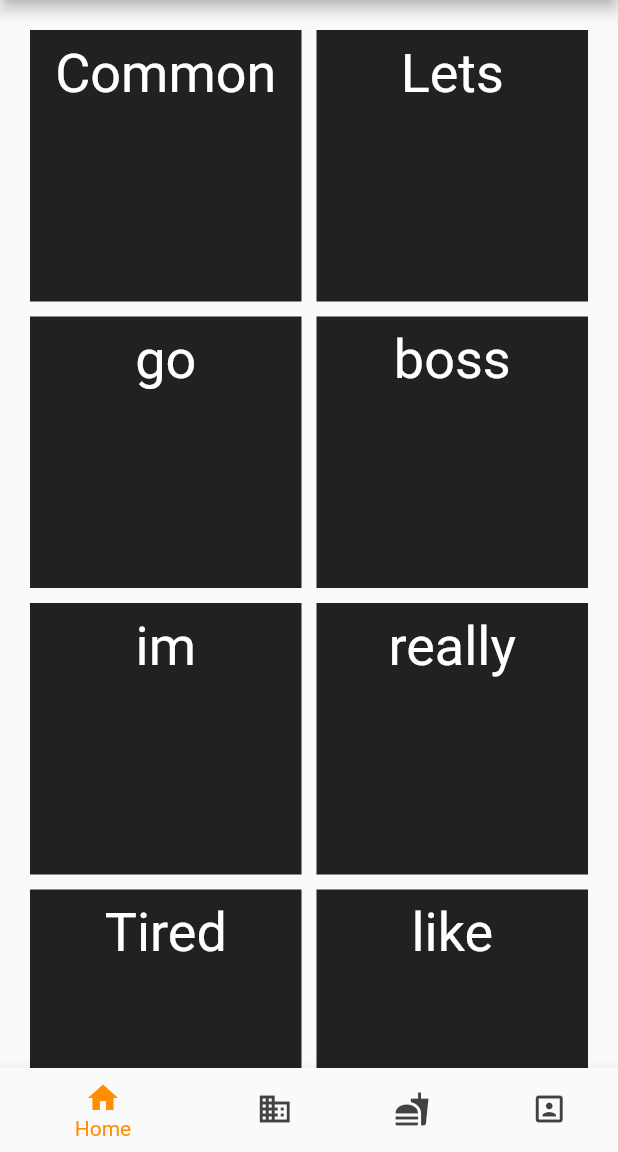
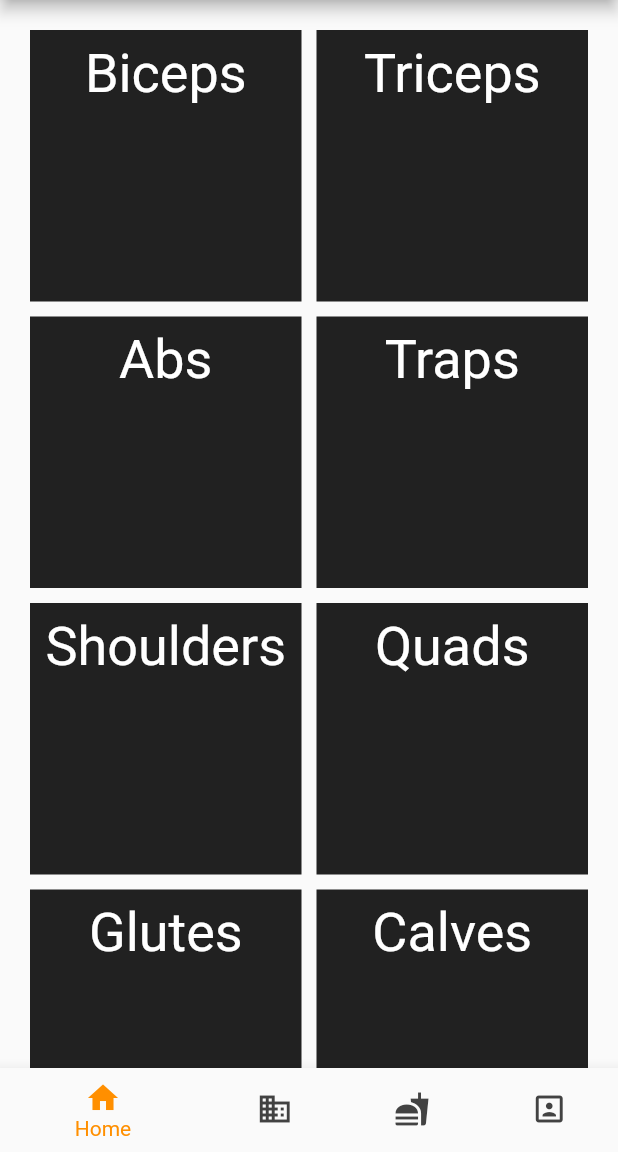
Before and after one commit to Nalinboi/draft_gym_app, a Flutter app: the screen it shows after launch, on a phone screen of 412 x 824 dp, the part 84-1236 px from its top. Run offline on Flutter 3.47's test engine with Material 2 defaults, Android fonts, the phone set to English and light mode, and no system bars.

Commit message:
Update names of containers

```diff
--- a/lib/clickbait_grid.dart
+++ b/lib/clickbait_grid.dart
@@ -14,14 +14,14 @@ class ClickbaitGrid extends StatelessWidget {
       mainAxisSpacing: 10,
       crossAxisCount: 2,
       children: <Widget>[
-        ClickbaitContainer( containerName: "Common", ),
-        ClickbaitContainer( containerName: "Lets", ),
-        ClickbaitContainer( containerName: "go", ),
-        ClickbaitContainer( containerName: "boss", ),
-        ClickbaitContainer( containerName: "im", ),
-        ClickbaitContainer( containerName: "really", ),
-        ClickbaitContainer( containerName: "Tired", ),
-        ClickbaitContainer( containerName: "like", ),
+        ClickbaitContainer( containerName: "Biceps", ),
+        ClickbaitContainer( containerName: "Triceps", ),
+        ClickbaitContainer( containerName: "Abs", ),
+        ClickbaitContainer( containerName: "Traps", ),
+        ClickbaitContainer( containerName: "Shoulders", ),
+        ClickbaitContainer( containerName: "Quads", ),
+        ClickbaitContainer( containerName: "Glutes", ),
+        ClickbaitContainer( containerName: "Calves", ),
         ClickbaitContainer( containerName: "bruh", ),
         ClickbaitContainer( containerName: "this", ),
         ClickbaitContainer( containerName: "better", ),
```
